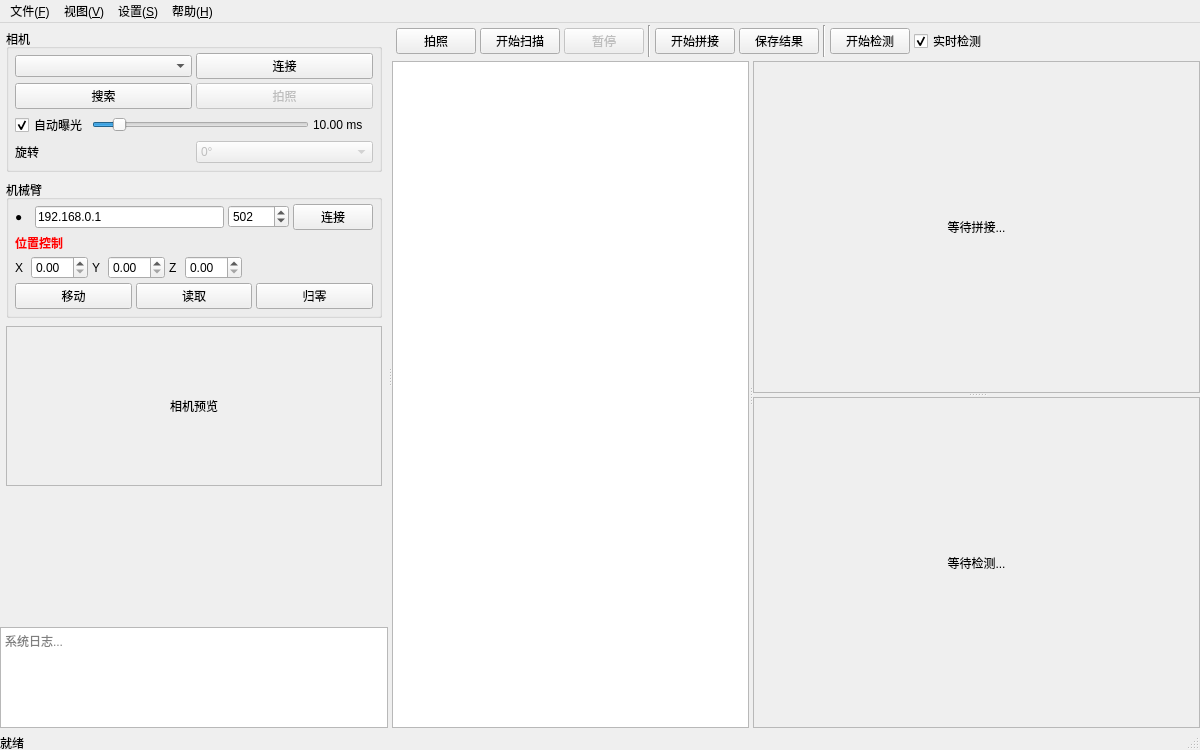
Old version of the form ui/MainWindow.ui in the repository choushunn/ArmSightStitch.
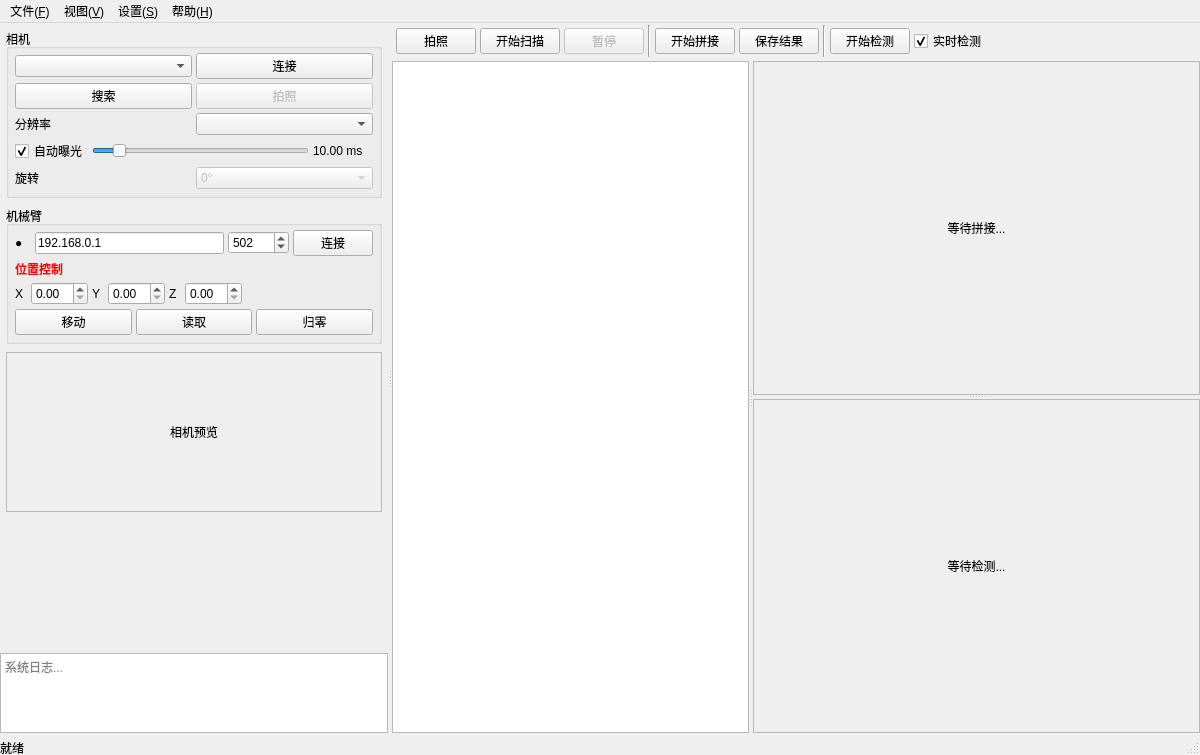
New version of the form.

```diff
--- a/ui/MainWindow.ui
+++ b/ui/MainWindow.ui
@@ -92,6 +92,19 @@
                 </item>
                </layout>
               </item>
+              <item>
+               <layout class="QHBoxLayout" name="cameraResolutionRow">
+                <property name="spacing"><number>4</number></property>
+                <item>
+                 <widget class="QLabel" name="resolutionLabel">
+                  <property name="text"><string>分辨率</string></property>
+                 </widget>
+                </item>
+                <item>
+                 <widget class="QComboBox" name="resolutionCombo"/>
+                </item>
+               </layout>
+              </item>
               <item>
                <layout class="QHBoxLayout" name="cameraExposureRow">
                 <property name="spacing"><number>4</number></property>
```
